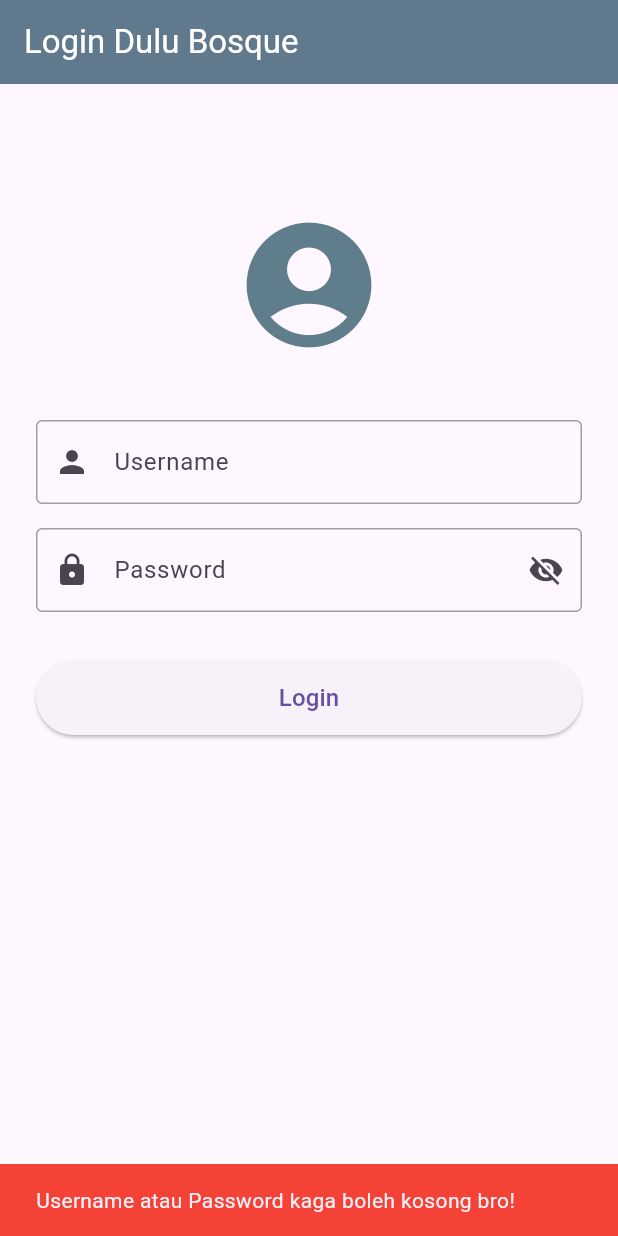
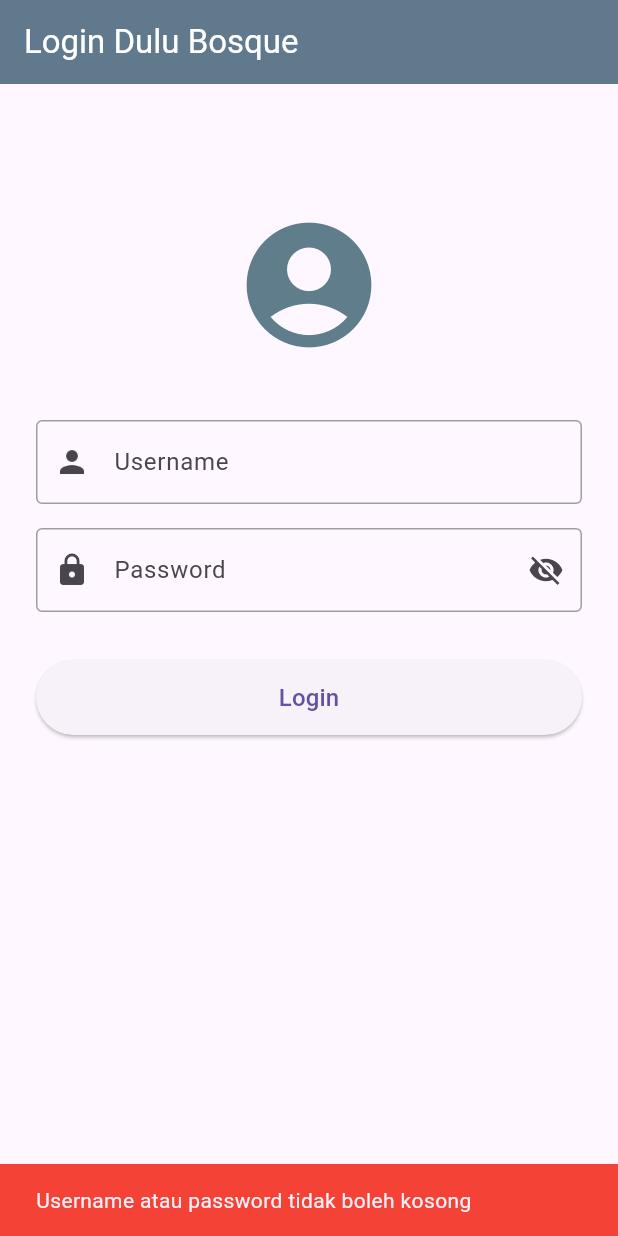
Before and after one commit to akmaldanendra/TPM_TEORI_1, a Flutter app: the screen it shows after launch, after a tap on "Login", on a phone screen of 412 x 824 dp. Run offline on Flutter 3.47's test engine with Material 3 defaults, Android fonts, the phone set to English and light mode, and no system bars.

Commit message:
edit kata kata dkit

```diff
--- a/lib/pages/login_page.dart
+++ b/lib/pages/login_page.dart
@@ -19,7 +19,7 @@ class _LoginPageState extends State<LoginPage> {
     if (username.isEmpty || password.isEmpty) {
       ScaffoldMessenger.of(context).showSnackBar(
         const SnackBar(
-          content: Text('Username atau Password kaga boleh kosong bro!'),
+          content: Text('Username atau password tidak boleh kosong'),
           backgroundColor: Colors.red,
         ),
       );
@@ -32,7 +32,7 @@ class _LoginPageState extends State<LoginPage> {
       });
       ScaffoldMessenger.of(context).showSnackBar(
         const SnackBar(
-          content: Text('Login berhasil! Asikin aje.'),
+          content: Text('Login berhasil!'),
           backgroundColor: Colors.green,
         ),
       );
@@ -46,7 +46,7 @@ class _LoginPageState extends State<LoginPage> {
       });
       ScaffoldMessenger.of(context).showSnackBar(
         const SnackBar(
-          content: Text('Login gagal! Cek lagi dah tuh.'),
+          content: Text('Login gagal!'),
           backgroundColor: Colors.red,
         ),
       );
```
